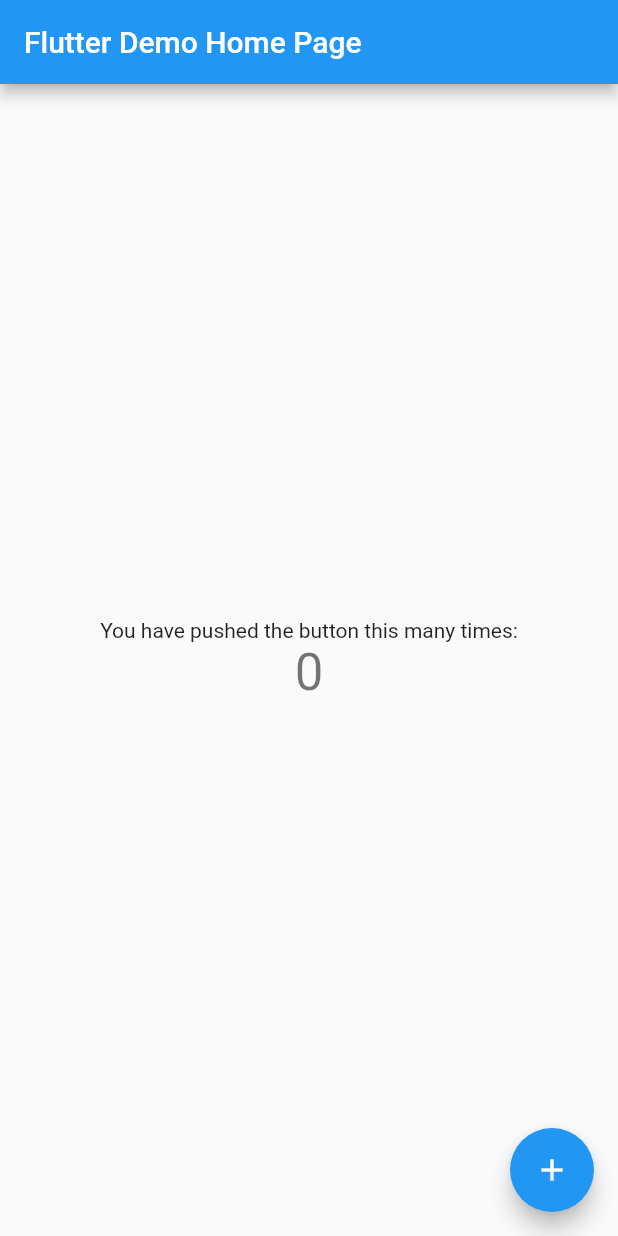
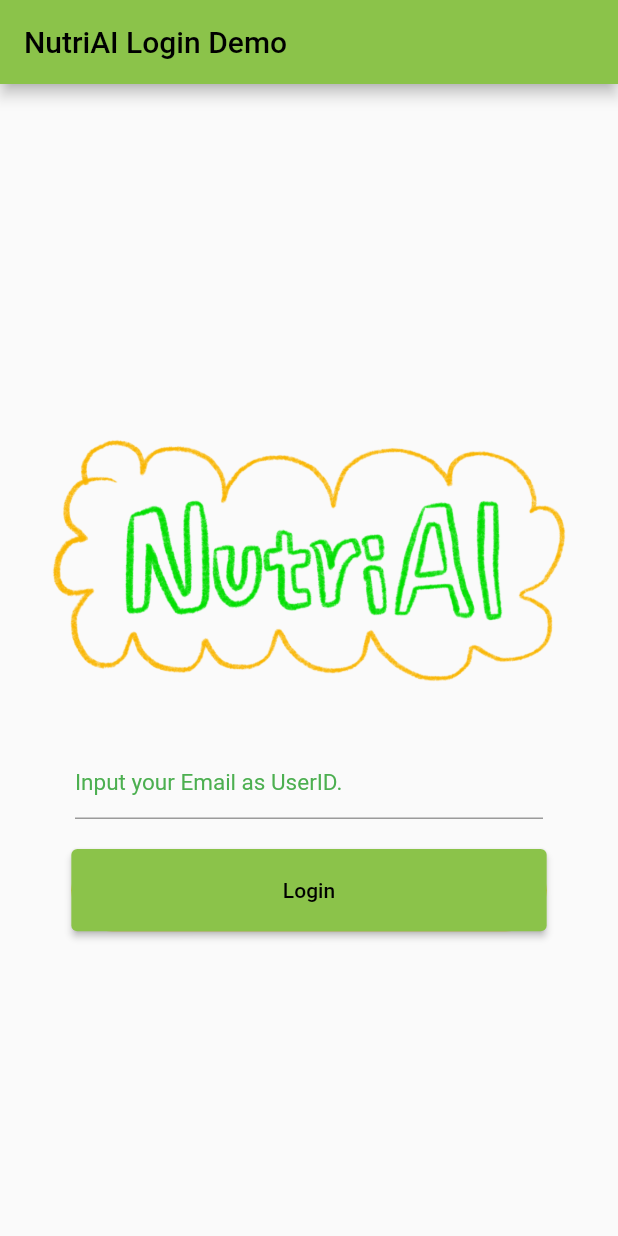
Before and after one commit to Nutri-AI/Application, a Flutter app: the screen it shows after launch, on a phone screen of 412 x 824 dp. Run offline on Flutter 3.47's test engine with Material 2 defaults, Android fonts, the phone set to English and light mode, and no system bars.

Commit message:
angwoos first commit

```diff
--- a/lib/main.dart
+++ b/lib/main.dart
@@ -1,115 +1,92 @@
+import 'package:demo/Input_UserInfo.dart';
+import 'package:flutter/cupertino.dart';
 import 'package:flutter/material.dart';
 
 void main() {
-  runApp(const MyApp());
+  // void: main 함수를 실행하고 아무런 값도 반환하지 않는다.
+  runApp(const NutriaiApp()); // runApp은 widget을 인자로 받음
 }
 
-class MyApp extends StatelessWidget {
-  const MyApp({Key? key}) : super(key: key);
+class NutriaiApp extends StatelessWidget {
+  const NutriaiApp({Key? key}) : super(key: key);
 
   // This widget is the root of your application.
   @override
   Widget build(BuildContext context) {
     return MaterialApp(
       title: 'Flutter Demo',
-      theme: ThemeData(
-        // This is the theme of your application.
-        //
-        // Try running your application with "flutter run". You'll see the
-        // application has a blue toolbar. Then, without quitting the app, try
-        // changing the primarySwatch below to Colors.green and then invoke
-        // "hot reload" (press "r" in the console where you ran "flutter run",
-        // or simply save your changes to "hot reload" in a Flutter IDE).
-        // Notice that the counter didn't reset back to zero; the application
-        // is not restarted.
-        primarySwatch: Colors.blue,
-      ),
-      home: const MyHomePage(title: 'Flutter Demo Home Page'),
+      theme: ThemeData(primarySwatch: Colors.lightGreen),
+      home: const MyLoginPage(title: 'NutriAI Login Demo'),
     );
   }
 }
 
-class MyHomePage extends StatefulWidget {
-  const MyHomePage({Key? key, required this.title}) : super(key: key);
-
-  // This widget is the home page of your application. It is stateful, meaning
-  // that it has a State object (defined below) that contains fields that affect
-  // how it looks.
-
-  // This class is the configuration for the state. It holds the values (in this
-  // case the title) provided by the parent (in this case the App widget) and
-  // used by the build method of the State. Fields in a Widget subclass are
-  // always marked "final".
+class MyLoginPage extends StatefulWidget {
+  const MyLoginPage({Key? key, required this.title}) : super(key: key);
 
   final String title;
 
   @override
-  State<MyHomePage> createState() => _MyHomePageState();
+  State<MyLoginPage> createState() => _MyLoginPageState();
 }
 
-class _MyHomePageState extends State<MyHomePage> {
-  int _counter = 0;
-
-  void _incrementCounter() {
-    setState(() {
-      // This call to setState tells the Flutter framework that something has
-      // changed in this State, which causes it to rerun the build method below
-      // so that the display can reflect the updated values. If we changed
-      // _counter without calling setState(), then the build method would not be
-      // called again, and so nothing would appear to happen.
-      _counter++;
-    });
-  }
+class _MyLoginPageState extends State<MyLoginPage> {
+  final TextEditingController _usernameController = TextEditingController();
 
   @override
   Widget build(BuildContext context) {
-    // This method is rerun every time setState is called, for instance as done
-    // by the _incrementCounter method above.
-    //
-    // The Flutter framework has been optimized to make rerunning build methods
-    // fast, so that you can just rebuild anything that needs updating rather
-    // than having to individually change instances of widgets.
     return Scaffold(
+      // backgroundColor: Colors.amber[50],
       appBar: AppBar(
-        // Here we take the value from the MyHomePage object that was created by
-        // the App.build method, and use it to set our appbar title.
         title: Text(widget.title),
       ),
       body: Center(
-        // Center is a layout widget. It takes a single child and positions it
-        // in the middle of the parent.
         child: Column(
-          // Column is also a layout widget. It takes a list of children and
-          // arranges them vertically. By default, it sizes itself to fit its
-          // children horizontally, and tries to be as tall as its parent.
-          //
-          // Invoke "debug painting" (press "p" in the console, choose the
-          // "Toggle Debug Paint" action from the Flutter Inspector in Android
-          // Studio, or the "Toggle Debug Paint" command in Visual Studio Code)
-          // to see the wireframe for each widget.
-          //
-          // Column has various properties to control how it sizes itself and
-          // how it positions its children. Here we use mainAxisAlignment to
-          // center the children vertically; the main axis here is the vertical
-          // axis because Columns are vertical (the cross axis would be
-          // horizontal).
           mainAxisAlignment: MainAxisAlignment.center,
           children: <Widget>[
-            const Text(
-              'You have pushed the button this many times:',
+            Container(
+              width: MediaQuery.of(context).size.width / 1.2,
+              child: Image.asset('assets/NutriAI.png'),
             ),
-            Text(
-              '$_counter',
-              style: Theme.of(context).textTheme.headline4,
+            Padding(
+              padding: const EdgeInsets.only(
+                  left: 50, right: 50, top: 10, bottom: 20),
+              child: TextFormField(
+                controller: _usernameController,
+                style: TextStyle(
+                  color: Colors.black,
+                  fontSize: 15,
+                ),
+                cursorColor: Colors.pink,
+                decoration: InputDecoration(
+                  hintText: "Input your Email as UserID.",
+                  hintStyle: TextStyle(color: Colors.green),
+                ),
+              ),
             ),
+            Container(
+                width: MediaQuery.of(context).size.width / 1.3,
+                height: MediaQuery.of(context).size.height / 15,
+                decoration: BoxDecoration(
+                  borderRadius: BorderRadius.circular(30),
+                  color: Colors.amber,
+                ),
+                child: ElevatedButton(
+                    onPressed: () {
+                      print("Username: " + _usernameController.text);
+
+                      // route me
+                      Navigator.push(
+                        context,
+                        MaterialPageRoute(
+                          builder: (context) => InputUserInfo(),
+                        ),
+                      );
+                    },
+                    child: Text("Login"))),
           ],
         ),
       ),
-      floatingActionButton: FloatingActionButton(
-        onPressed: _incrementCounter,
-        tooltip: 'Increment',
-        child: const Icon(Icons.add),
-      ), // This trailing comma makes auto-formatting nicer for build methods.
     );
   }
 }
```
Also changed, not shown: lib/Input_UserInfo.dart (added, +202 -0 lines), lib/custom_icon.dart (added, +38 -0 lines), lib/home_page.dart (added, +77 -0 lines), pubspec.yaml (+10 -1 lines), assets/NutriAI.png (added), assets/fonts/CustomIcon.ttf (added).
